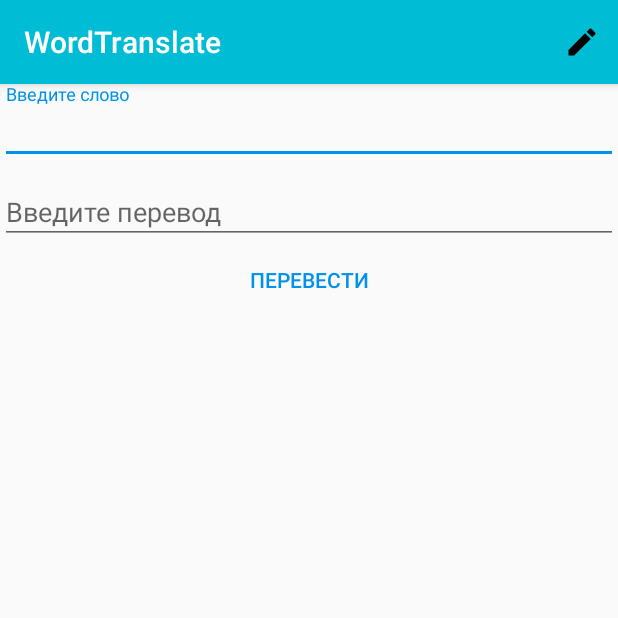
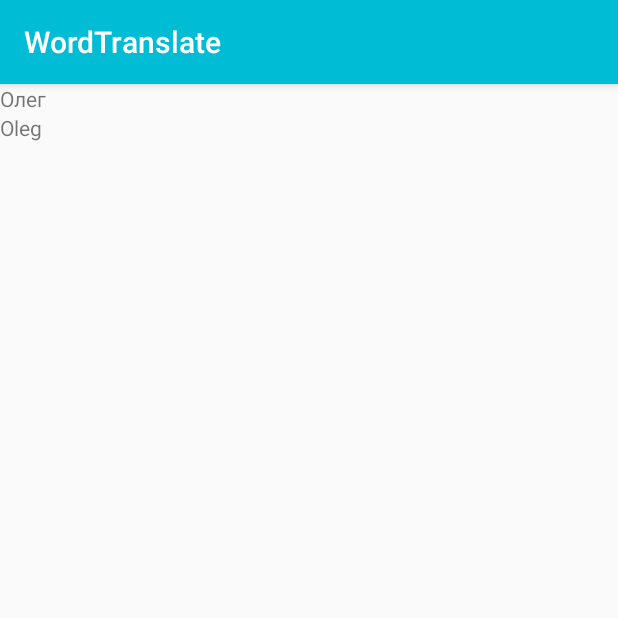
Before and after one commit to FlasDev/Translater-ru-en-, an Android app: the screen it shows after launch (TranslateActivity before the commit, TranlateListActivity after it), on a phone screen of 412 x 824 dp, the top half of it. Run offline under Robolectric (Android 15) with nearby library versions, the phone set to English and light mode, and no system bars; our stand-ins replace ButterKnife.

Commit message:
Third Commit

```diff
--- a/app/build.gradle
+++ b/app/build.gradle
@@ -27,6 +27,7 @@ dependencies {
     implementation fileTree(include: ['*.jar'], dir: 'libs')
     implementation 'com.android.support:appcompat-v7:27.0.2'
     implementation 'com.android.support.constraint:constraint-layout:1.0.2'
+    implementation 'com.android.support:support-v4:27.0.2'
     testImplementation 'junit:junit:4.12'
     androidTestImplementation 'com.android.support.test:runner:1.0.1'
     androidTestImplementation 'com.android.support.test.espresso:espresso-core:3.0.1'
--- a/app/src/main/AndroidManifest.xml
+++ b/app/src/main/AndroidManifest.xml
@@ -9,13 +9,16 @@
         android:roundIcon="@mipmap/ic_launcher_round"
         android:supportsRtl="true"
         android:theme="@style/AppTheme">
-        <activity android:name=".TranslateActivity">
+        <activity android:name=".screen.translaterlist.TranlateListActivity">
             <intent-filter>
                 <action android:name="android.intent.action.MAIN" />
 
                 <category android:name="android.intent.category.LAUNCHER" />
             </intent-filter>
         </activity>
+        <activity android:name=".screen.translater.TranslateActivity"
+            android:parentActivityName=".screen.translaterlist.TranlateListActivity"
+            />
     </application>
 
 </manifest>
--- a/app/src/main/java/com/oleg/wordtranslate/TranslateActivity.java
+++ /dev/null
@@ -1,11 +0,0 @@
-package com.oleg.wordtranslate;
-
-import android.support.v4.app.Fragment;
-
-public class TranslateActivity extends SingleFragmentActivity {
-
-    @Override
-    public Fragment createFragment() {
-        return TranslatorFragment.newInstance();
-    }
-}
--- a/app/src/main/java/com/oleg/wordtranslate/MainTranslate.java
+++ b/app/src/main/java/com/oleg/wordtranslate/model/MainTranslate.java
@@ -1,4 +1,4 @@
-package com.oleg.wordtranslate;
+package com.oleg.wordtranslate.model;
 
 /**
  * Created by oleg on 02.02.2018.
--- a/app/src/main/java/com/oleg/wordtranslate/SingleFragmentActivity.java
+++ b/app/src/main/java/com/oleg/wordtranslate/screen/SingleFragmentActivity.java
@@ -1,10 +1,12 @@
-package com.oleg.wordtranslate;
+package com.oleg.wordtranslate.screen;
 
 import android.os.Bundle;
 import android.support.annotation.Nullable;
 import android.support.v4.app.Fragment;
 import android.support.v4.app.FragmentManager;
 import android.support.v7.app.AppCompatActivity;
+
+import com.oleg.wordtranslate.R;
 
 /**
  * Created by oleg on 02.02.2018.
--- /dev/null
+++ b/app/src/main/java/com/oleg/wordtranslate/screen/translater/TranslateActivity.java
@@ -0,0 +1,20 @@
+package com.oleg.wordtranslate.screen.translater;
+
+import android.content.Context;
+import android.content.Intent;
+import android.support.v4.app.Fragment;
+
+import com.oleg.wordtranslate.screen.SingleFragmentActivity;
+
+public class TranslateActivity extends SingleFragmentActivity {
+
+    @Override
+    public Fragment createFragment() {
+        return TranslatorFragment.newInstance();
+    }
+
+    public static Intent newIntent(Context packageContext){
+        Intent intent = new Intent(packageContext, TranslateActivity.class);
+        return intent;
+    }
+}
--- a/app/src/main/java/com/oleg/wordtranslate/TranslatorFragment.java
+++ b/app/src/main/java/com/oleg/wordtranslate/screen/translater/TranslatorFragment.java
@@ -1,4 +1,4 @@
-package com.oleg.wordtranslate;
+package com.oleg.wordtranslate.screen.translater;
 
 import android.os.Bundle;
 import android.support.annotation.NonNull;
@@ -11,6 +11,8 @@ import android.view.MenuInflater;
 import android.view.View;
 import android.view.ViewGroup;
 import android.widget.Button;
+
+import com.oleg.wordtranslate.R;
 
 import butterknife.BindView;
 import butterknife.ButterKnife;
--- /dev/null
+++ b/app/src/main/java/com/oleg/wordtranslate/screen/translaterlist/TranlateListActivity.java
@@ -0,0 +1,16 @@
+package com.oleg.wordtranslate.screen.translaterlist;
+
+import android.support.v4.app.Fragment;
+
+import com.oleg.wordtranslate.screen.SingleFragmentActivity;
+
+/**
+ * Created by oleg on 02.02.2018.
+ */
+
+public class TranlateListActivity extends SingleFragmentActivity {
+    @Override
+    public Fragment createFragment() {
+        return TranslateListFragment.newInstance();
+    }
+}
--- /dev/null
+++ b/app/src/main/java/com/oleg/wordtranslate/screen/translaterlist/TranslateHolder.java
@@ -0,0 +1,36 @@
+package com.oleg.wordtranslate.screen.translaterlist;
+
+import android.content.Context;
+import android.content.Intent;
+import android.support.v7.widget.RecyclerView;
+import android.view.View;
+import android.widget.TextView;
+
+import com.oleg.wordtranslate.R;
+import com.oleg.wordtranslate.model.MainTranslate;
+import com.oleg.wordtranslate.screen.translater.TranslateActivity;
+
+import butterknife.BindView;
+import butterknife.ButterKnife;
+
+/**
+ * Created by oleg on 02.02.2018.
+ */
+
+public class TranslateHolder extends RecyclerView.ViewHolder {
+    @BindView(R.id.list_item_text) TextView mTextView;
+    @BindView(R.id.list_item_translate) TextView mTranslateView;
+    public TranslateHolder(View itemView, Context packageContext) {
+        super(itemView);
+        ButterKnife.bind(this,itemView);
+        itemView.setOnClickListener(v -> {
+            Intent intent = TranslateActivity.newIntent(packageContext);
+            packageContext.startActivity(intent);
+    });
+    }
+
+    public void bindTranslate(MainTranslate translate){
+        mTextView.setText(translate.getWord());
+        mTranslateView.setText(translate.getTranslate());
+    }
+}
--- /dev/null
+++ b/app/src/main/java/com/oleg/wordtranslate/screen/translaterlist/TranslateListAdapter.java
@@ -0,0 +1,44 @@
+package com.oleg.wordtranslate.screen.translaterlist;
+
+import android.content.Context;
+import android.support.v7.widget.RecyclerView;
+import android.view.LayoutInflater;
+import android.view.View;
+import android.view.ViewGroup;
+
+import com.oleg.wordtranslate.R;
+import com.oleg.wordtranslate.model.MainTranslate;
+
+import java.util.List;
+
+/**
+ * Created by oleg on 02.02.2018.
+ */
+
+public class TranslateListAdapter extends RecyclerView.Adapter<TranslateHolder> {
+    private List<MainTranslate> mTranslates;
+    private Context mContext;
+
+    public TranslateListAdapter(List<MainTranslate> list, Context context) {
+        mTranslates = list;
+        mContext = context;
+    }
+
+    @Override
+    public TranslateHolder onCreateViewHolder(ViewGroup parent, int viewType) {
+        LayoutInflater inflater  = LayoutInflater.from(mContext);
+        View view = inflater.inflate(R.layout.list_item_translater,parent,false);
+        return new TranslateHolder(view,mContext);
+    }
+
+    @Override
+    public void onBindViewHolder(TranslateHolder holder, int position) {
+        MainTranslate mainTranslate = mTranslates.get(position);
+        holder.bindTranslate(mainTranslate);
+    }
+
+    @Override
+    public int getItemCount() {
+        return mTranslates.size();
+    }
+}
--- /dev/null
+++ b/app/src/main/java/com/oleg/wordtranslate/screen/translaterlist/TranslateListFragment.java
@@ -0,0 +1,53 @@
+package com.oleg.wordtranslate.screen.translaterlist;
+
+
+import android.content.Intent;
+import android.os.Bundle;
+import android.support.annotation.Nullable;
+import android.support.v4.app.Fragment;
+import android.support.v7.widget.LinearLayoutManager;
+import android.support.v7.widget.RecyclerView;
+import android.view.LayoutInflater;
+import android.view.View;
+import android.view.ViewGroup;
+
+import com.oleg.wordtranslate.R;
+import com.oleg.wordtranslate.model.MainTranslate;
+
+import java.util.ArrayList;
+import java.util.List;
+
+import butterknife.BindView;
+import butterknife.ButterKnife;
+
+
+/**
+ * A simple {@link Fragment} subclass.
+ */
+public class TranslateListFragment extends Fragment {
+    @BindView(R.id.recycler_view) RecyclerView mRecyclerView;
+
+
+    @Override
+    public View onCreateView(LayoutInflater inflater, ViewGroup container,
+                             Bundle savedInstanceState) {
+        // Inflate the layout for this fragment
+        View view =  inflater.inflate(R.layout.fragment_translate_list, container, false);
+        ButterKnife.bind(this,view);
+        mRecyclerView.setLayoutManager(new LinearLayoutManager(getActivity()));
+        //<Удалить>
+        MainTranslate mainTranslate = new MainTranslate();
+        mainTranslate.setTranslate("Oleg");
+        mainTranslate.setWord("Олег");
+        List<MainTranslate> list = new ArrayList<>();
+        list.add(mainTranslate);
+        //</Удалить>
+        mRecyclerView.setAdapter(new TranslateListAdapter(list,getActivity()));
+        return view;
+    }
+
+    public static TranslateListFragment newInstance(){
+        return new TranslateListFragment();
+    }
+
+}
--- /dev/null
+++ b/app/src/main/res/layout/fragment_translate_list.xml
@@ -0,0 +1,7 @@
+<android.support.v7.widget.RecyclerView
+    xmlns:android="http://schemas.android.com/apk/res/android"
+    android:id="@+id/recycler_view"
+    android:layout_width="match_parent"
+    android:layout_height="match_parent">
+
+</android.support.v7.widget.RecyclerView>
--- /dev/null
+++ b/app/src/main/res/layout/list_item_translater.xml
@@ -0,0 +1,21 @@
+<?xml version="1.0" encoding="utf-8"?>
+<RelativeLayout xmlns:android="http://schemas.android.com/apk/res/android"
+    android:layout_width="match_parent"
+    android:layout_height="wrap_content"
+    xmlns:tools="http://schemas.android.com/tools">
+    <TextView
+        android:layout_width="wrap_content"
+        android:id="@+id/list_item_text"
+        android:layout_height="wrap_content"
+        tools:text="Текст"/>
+
+    <TextView
+        android:id="@+id/list_item_translate"
+        android:layout_width="wrap_content"
+        android:layout_height="wrap_content"
+        android:layout_alignParentLeft="true"
+        android:layout_alignParentStart="true"
+        android:layout_below="@+id/list_item_text"
+        tools:text="Перевод" />
+
+</RelativeLayout>
--- a/app/src/main/res/values/strings.xml
+++ b/app/src/main/res/values/strings.xml
@@ -4,4 +4,7 @@
     <string name="enter_word">Введите слово</string>
     <string name="enter_translate">Введите перевод</string>
     <string name="translate">Перевести</string>
+
+    <!-- TODO: Remove or change this placeholder text -->
+    <string name="hello_blank_fragment">Hello blank fragment</string>
 </resources>
```
